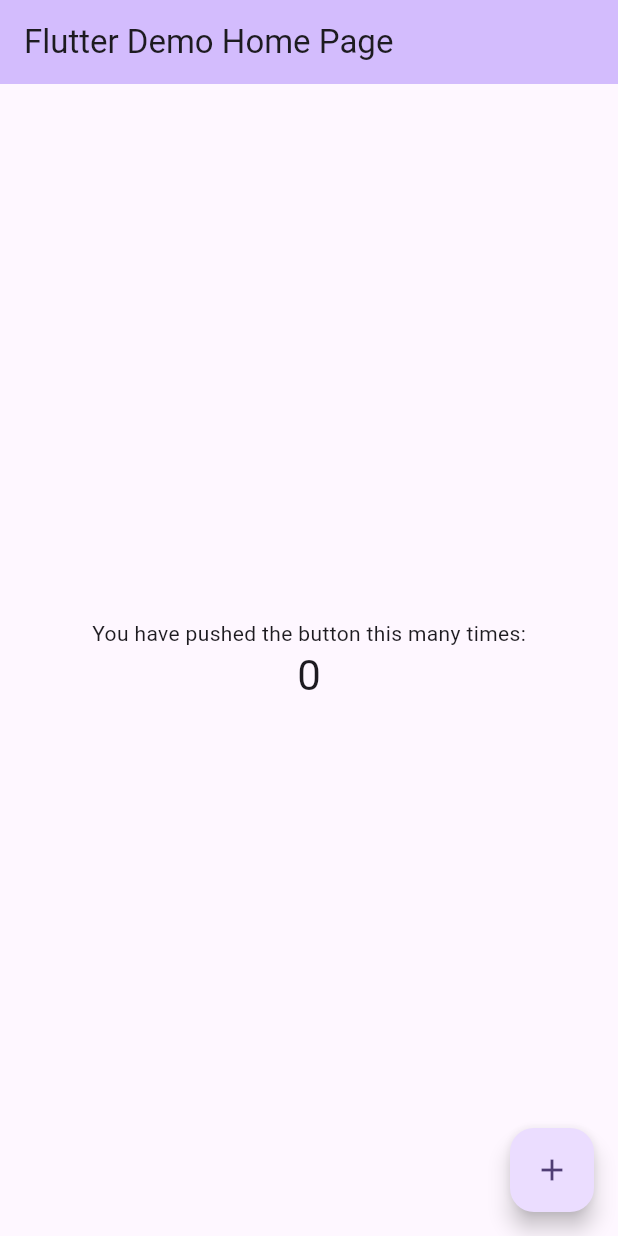
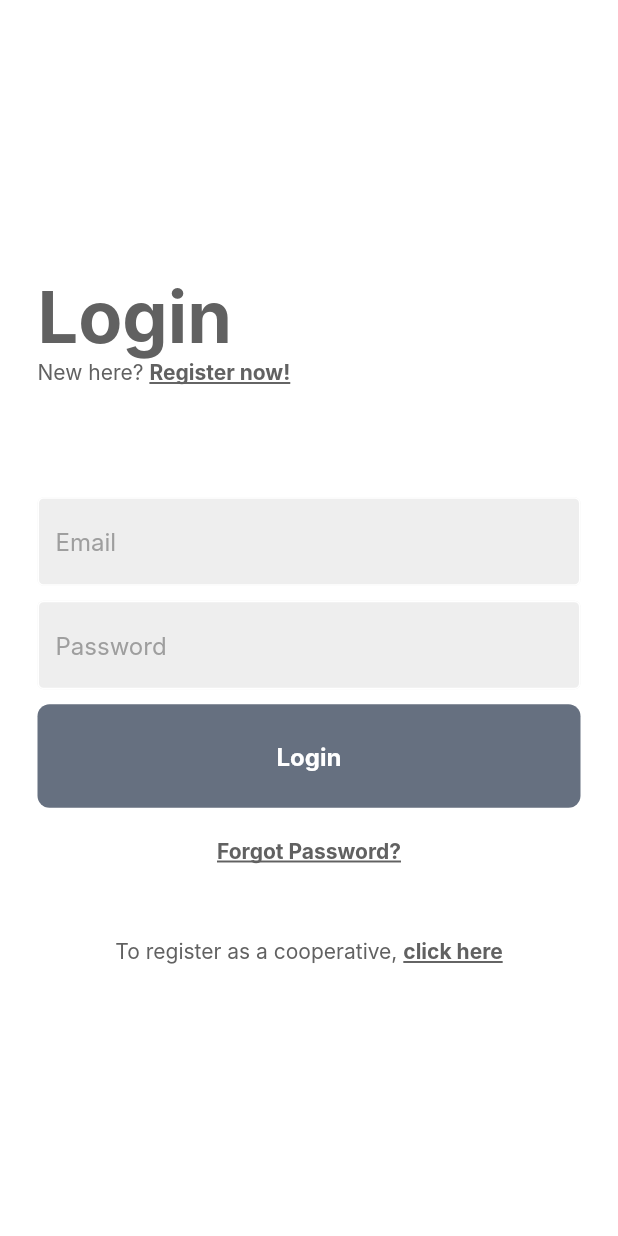
Before and after one commit to Villy15/cooptourism, a Flutter app: the screen it shows after launch, on a phone screen of 412 x 824 dp. Run offline on Flutter 3.47's test engine with Material 2 defaults, Android fonts, the phone set to English and light mode, and no system bars; Roboto replaces fonts that are missing (Inter).

Commit message:
Add login register pages

```diff
--- /dev/null
+++ b/lib/auth/login_or_register.dart
@@ -0,0 +1,34 @@
+import 'package:cooptourism/pages/login_page.dart';
+import 'package:cooptourism/pages/register_page.dart';
+import 'package:flutter/material.dart';
+
+
+class LoginOrRegister extends StatefulWidget {
+  const LoginOrRegister({super.key});
+
+  @override
+  State<LoginOrRegister> createState() => _LoginOrRegisterState();
+}
+
+class _LoginOrRegisterState extends State<LoginOrRegister> {
+  bool showLoginPage = true;
+
+  void togglePages() {
+    setState(() {
+      showLoginPage = !showLoginPage;
+    });
+  }
+
+  @override
+  Widget build(BuildContext context) {
+    if (showLoginPage) {
+      return LoginPage(
+        onTap: togglePages,
+      );
+    } else {
+      return RegisterPage(
+        onTap: togglePages,
+      );
+    }
+  }
+}
--- /dev/null
+++ b/lib/components/button.dart
@@ -0,0 +1,35 @@
+import 'package:flutter/material.dart';
+
+class MyButton extends StatefulWidget {
+  final Function()? onTap;
+  final String text;
+
+  const MyButton({super.key, this.onTap, required this.text});
+
+  @override
+  State<MyButton> createState() => _MyButtonState();
+}
+
+class _MyButtonState extends State<MyButton> {
+  @override
+  Widget build(BuildContext context) {
+    return Container(
+      padding: const EdgeInsets.all(25),
+      decoration: const BoxDecoration(
+        // Color hex 667080
+        color: Color(0xff667080),
+        borderRadius: BorderRadius.all(Radius.circular(8)),
+      ),
+      child: Center(
+        child: Text(
+          widget.text,
+          style: const TextStyle(
+            color: Colors.white,
+            fontWeight: FontWeight.bold,
+            fontSize: 16,
+          )
+        ),
+      )
+    );
+  }
+}
--- /dev/null
+++ b/lib/components/text_field.dart
@@ -0,0 +1,40 @@
+import 'package:flutter/material.dart';
+
+class MyTextField extends StatelessWidget {
+  final TextEditingController controller;
+  final String hintText;
+  final bool obscureText;
+
+  // Add an icon on the end of the text field where clicking it would reveal the password
+  // Hint: Use the suffixIcon property of InputDecoration
+  // Hint: Use the obscureText property of TextField
+
+
+  const MyTextField({super.key, required this.controller, required this.hintText, required this.obscureText});
+
+  @override
+  Widget build(BuildContext context) {
+    return TextField(
+        controller: controller,
+        obscureText: obscureText,
+        decoration: InputDecoration(
+          enabledBorder: const OutlineInputBorder(
+            borderSide: BorderSide(
+              color: Colors.white,
+            ),
+          ),
+          focusedBorder: const OutlineInputBorder(
+            borderSide: BorderSide(
+              color: Colors.white,
+            ),
+          ),
+          fillColor: Colors.grey.shade200,
+          filled: true,
+          hintText: hintText,
+          hintStyle: TextStyle(
+            color: Colors.grey[500],
+          ),
+
+        ));
+  }
+}
--- a/lib/main.dart
+++ b/lib/main.dart
@@ -1,3 +1,4 @@
+import 'package:cooptourism/auth/login_or_register.dart';
 import 'package:flutter/material.dart';
 
 void main() {
@@ -7,119 +8,29 @@ void main() {
 class MyApp extends StatelessWidget {
   const MyApp({super.key});
 
-  // This widget is the root of your application.
   @override
   Widget build(BuildContext context) {
     return MaterialApp(
-      title: 'Flutter Demo',
+      debugShowCheckedModeBanner: false,
       theme: ThemeData(
-        // This is the theme of your application.
-        //
-        // TRY THIS: Try running your application with "flutter run". You'll see
-        // the application has a blue toolbar. Then, without quitting the app,
-        // try changing the seedColor in the colorScheme below to Colors.green
-        // and then invoke "hot reload" (save your changes or press the "hot
-        // reload" button in a Flutter-supported IDE, or press "r" if you used
-        // the command line to start the app).
-        //
-        // Notice that the counter didn't reset back to zero; the application
-        // state is not lost during the reload. To reset the state, use hot
-        // restart instead.
-        //
-        // This works for code too, not just values: Most code changes can be
-        // tested with just a hot reload.
-        colorScheme: ColorScheme.fromSeed(seedColor: Colors.deepPurple),
-        useMaterial3: true,
+        // Font Family
+        fontFamily: "Inter",
+        primaryColor: Colors.blue[900],
+
+        // Text Themes
+        textTheme:  const TextTheme(
+          bodyLarge: TextStyle(
+            fontSize: 18,
+            fontWeight: FontWeight.bold,
+          ),
+          bodyMedium: TextStyle(
+            fontSize: 14,
+            fontWeight: FontWeight.w400,
+          ),
+        ),
+
       ),
-      home: const MyHomePage(title: 'Flutter Demo Home Page'),
+      home: const LoginOrRegister(),
     );
   }
 }
-
-class MyHomePage extends StatefulWidget {
-  const MyHomePage({super.key, required this.title});
-
-  // This widget is the home page of your application. It is stateful, meaning
-  // that it has a State object (defined below) that contains fields that affect
-  // how it looks.
-
-  // This class is the configuration for the state. It holds the values (in this
-  // case the title) provided by the parent (in this case the App widget) and
-  // used by the build method of the State. Fields in a Widget subclass are
-  // always marked "final".
-
-  final String title;
-
-  @override
-  State<MyHomePage> createState() => _MyHomePageState();
-}
-
-class _MyHomePageState extends State<MyHomePage> {
-  int _counter = 0;
-
-  void _incrementCounter() {
-    setState(() {
-      // This call to setState tells the Flutter framework that something has
-      // changed in this State, which causes it to rerun the build method below
-      // so that the display can reflect the updated values. If we changed
-      // _counter without calling setState(), then the build method would not be
-      // called again, and so nothing would appear to happen.
-      _counter++;
-    });
-  }
-
-  @override
-  Widget build(BuildContext context) {
-    // This method is rerun every time setState is called, for instance as done
-    // by the _incrementCounter method above.
-    //
-    // The Flutter framework has been optimized to make rerunning build methods
-    // fast, so that you can just rebuild anything that needs updating rather
-    // than having to individually change instances of widgets.
-    return Scaffold(
-      appBar: AppBar(
-        // TRY THIS: Try changing the color here to a specific color (to
-        // Colors.amber, perhaps?) and trigger a hot reload to see the AppBar
-        // change color while the other colors stay the same.
-        backgroundColor: Theme.of(context).colorScheme.inversePrimary,
-        // Here we take the value from the MyHomePage object that was created by
-        // the App.build method, and use it to set our appbar title.
-        title: Text(widget.title),
-      ),
-      body: Center(
-        // Center is a layout widget. It takes a single child and positions it
-        // in the middle of the parent.
-        child: Column(
-          // Column is also a layout widget. It takes a list of children and
-          // arranges them vertically. By default, it sizes itself to fit its
-          // children horizontally, and tries to be as tall as its parent.
-          //
-          // Column has various properties to control how it sizes itself and
-          // how it positions its children. Here we use mainAxisAlignment to
-          // center the children vertically; the main axis here is the vertical
-          // axis because Columns are vertical (the cross axis would be
-          // horizontal).
-          //
-          // TRY THIS: Invoke "debug painting" (choose the "Toggle Debug Paint"
-          // action in the IDE, or press "p" in the console), to see the
-          // wireframe for each widget.
-          mainAxisAlignment: MainAxisAlignment.center,
-          children: <Widget>[
-            const Text(
-              'You have pushed the button this many times:',
-            ),
-            Text(
-              '$_counter',
-              style: Theme.of(context).textTheme.headlineMedium,
-            ),
-          ],
-        ),
-      ),
-      floatingActionButton: FloatingActionButton(
-        onPressed: _incrementCounter,
-        tooltip: 'Increment',
-        child: const Icon(Icons.add),
-      ), // This trailing comma makes auto-formatting nicer for build methods.
-    );
-  }
-}
--- /dev/null
+++ b/lib/pages/login_page.dart
@@ -0,0 +1,148 @@
+import 'package:cooptourism/components/button.dart';
+import 'package:cooptourism/components/text_field.dart';
+import 'package:flutter/material.dart';
+
+
+class LoginPage extends StatefulWidget {
+  final Function()? onTap;
+
+  const LoginPage({super.key, this.onTap});
+
+  @override
+  State<LoginPage> createState() => _LoginPageState();
+}
+
+class _LoginPageState extends State<LoginPage> {
+  final emailTextController = TextEditingController();
+  final passwordTextController = TextEditingController();
+
+  @override
+  Widget build(BuildContext context) {
+    return Scaffold(
+      backgroundColor: Colors.white,
+      body: SafeArea(
+        child: Center(
+          child: Padding(
+            padding: const EdgeInsets.symmetric(horizontal: 25.0),
+            child: SingleChildScrollView(
+              child: Column(
+                mainAxisAlignment: MainAxisAlignment.center,
+                children: [
+
+
+
+                  // New here? register now
+                   Row(
+                    children: [
+                      Text(
+                        "Login",
+                        style: TextStyle(
+                          fontSize: 48,
+                          fontWeight: FontWeight.bold,
+                          fontFamily: "Inter",
+                          color: Colors.grey[700],
+                        ),
+                      ),
+                    ],
+                  ),
+
+                  Row(
+                    children: [
+                       Text(
+                        "New here? ",
+                        style: TextStyle(
+                          color: Colors.grey[700],
+                        ),
+                      ),
+                      GestureDetector(
+                        onTap: widget.onTap,
+                        child: Text(
+                          "Register now!",
+                          style: TextStyle(
+                            color: Colors.grey[700],
+                            fontWeight: FontWeight.bold,
+                            decoration: TextDecoration.underline,
+                          ),
+                        ),
+                      ),
+                    ],
+                  ),
+
+                  const SizedBox(height: 75),
+
+
+                  // email textfield
+                  MyTextField(
+                        controller: emailTextController,
+                        hintText: "Email",
+                        obscureText: false
+                      ),
+
+                  const SizedBox(height: 10),
+
+
+                  // password textfield
+                  MyTextField(
+                        controller: passwordTextController,
+                        hintText: "Password",
+                        obscureText: true
+                      ),
+
+                  const SizedBox(height: 10),
+
+
+                  // login button
+                  MyButton(
+                    onTap: () {},
+                    text: "Login",
+                  ),
+
+                  const SizedBox(height: 20),
+
+                  // Forgot password
+                  GestureDetector(
+                    onTap: () {},
+                    child: Text(
+                      "Forgot Password?",
+                      style: TextStyle(
+                        color: Colors.grey[700],
+                        fontWeight: FontWeight.bold,
+                        decoration: TextDecoration.underline,
+                      ),
+                    ),
+                  ),
+
+                  const SizedBox(height: 50),
+
+                  // go to register page
+                  Row(
+                    mainAxisAlignment: MainAxisAlignment.center,
+                    children: [
+                       Text(
+                        "To register as a cooperative, ",
+                        style: TextStyle(
+                          color: Colors.grey[700],
+                        ),
+                      ),
+                      GestureDetector(
+                        // onTap: widget.onTap,
+                        child: Text(
+                          "click here",
+                          style: TextStyle(
+                            color: Colors.grey[700],
+                            fontWeight: FontWeight.bold,
+                            decoration: TextDecoration.underline,
+                          ),
+                        ),
+                      ),
+                    ],
+                  ),
+                ],
+              ),
+            ),
+          ),
+        ),
+      )
+    );
+  }
+}
```
Also changed, not shown: lib/pages/register_page.dart (added, +146 -0 lines).
